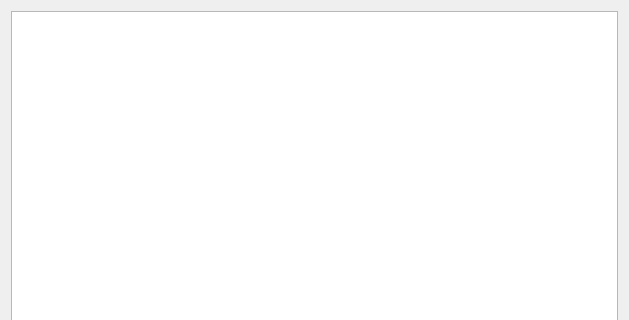
Above: remotefilebrowser.ui from Worm-Warrior/QBar before the change; both pictures show x 0 to 629 and y 0 to 320 of the 629 by 514 pixel window. Below: the same form after it.
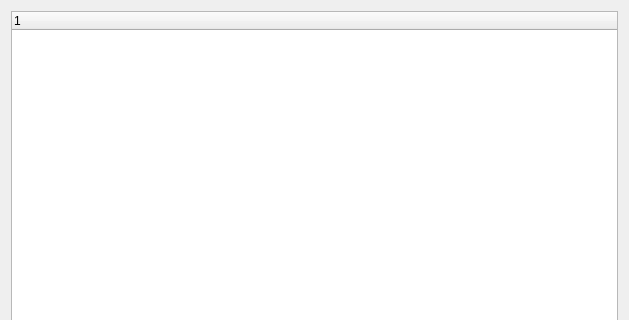
That is the form after the change.

The edit to the form file:
```diff
--- a/remotefilebrowser.ui
+++ b/remotefilebrowser.ui
@@ -15,9 +15,21 @@
   </property>
   <layout class="QVBoxLayout" name="verticalLayout_2">
    <item>
-    <layout class="QVBoxLayout" name="verticalLayout">
+    <layout class="QVBoxLayout" name="verticalLayout" stretch="0">
      <item>
-      <widget class="QTreeView" name="treeView"/>
+      <widget class="QTreeWidget" name="treeWidget">
+       <property name="sizePolicy">
+        <sizepolicy hsizetype="Preferred" vsizetype="Preferred">
+         <horstretch>0</horstretch>
+         <verstretch>0</verstretch>
+        </sizepolicy>
+       </property>
+       <column>
+        <property name="text">
+         <string notr="true">1</string>
+        </property>
+       </column>
+      </widget>
      </item>
     </layout>
    </item>
```
